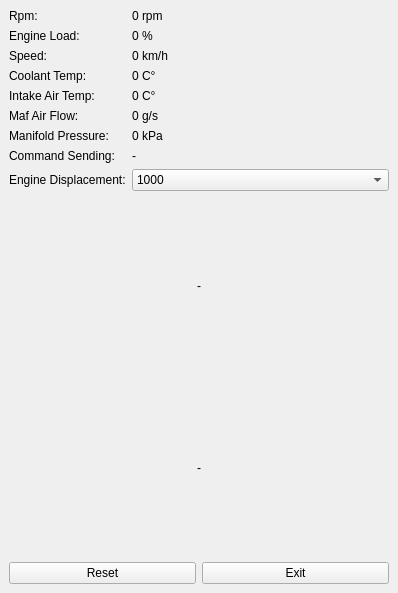
This is obdscan.ui in takyonxxx/Elm327_Wifi_Obd2_Qt_Project as Qt 5 draws it before an edit. The edited form follows.
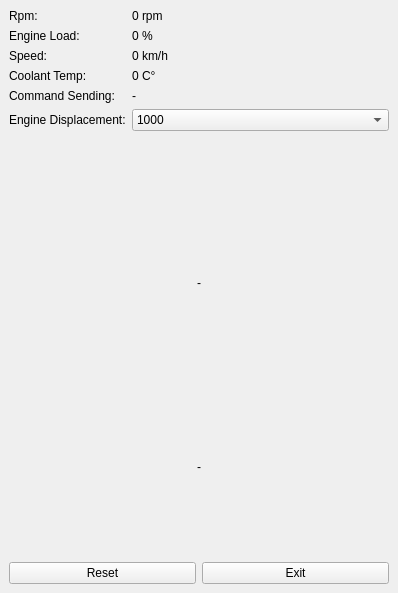
This is the edited form.

What changed in the file:
```diff
--- a/obdscan.ui
+++ b/obdscan.ui
@@ -82,70 +82,31 @@
          </widget>
         </item>
         <item row="4" column="0">
-         <widget class="QLabel" name="labelIntakeAirTempTitle">
-          <property name="text">
-           <string>Intake Air Temp:</string>
-          </property>
-         </widget>
-        </item>
-        <item row="4" column="1">
-         <widget class="QLabel" name="labelIntakeAirTemp">
-          <property name="text">
-           <string>0 C°</string>
-          </property>
-         </widget>
-        </item>
-        <item row="5" column="0">
-         <widget class="QLabel" name="labelMafAirFlowTitle">
-          <property name="text">
-           <string>Maf Air Flow:</string>
-          </property>
-         </widget>
-        </item>
-        <item row="5" column="1">
-         <widget class="QLabel" name="labelMafAirFlow">
-          <property name="text">
-           <string>0 g/s</string>
-          </property>
-         </widget>
-        </item>
-        <item row="6" column="0">
-         <widget class="QLabel" name="labelManifoldPressureTitle">
-          <property name="text">
-           <string>Manifold Pressure:</string>
-          </property>
-         </widget>
-        </item>
-        <item row="6" column="1">
-         <widget class="QLabel" name="labelManifoldPressure">
-          <property name="text">
-           <string>0 kPa</string>
-          </property>
-         </widget>
-        </item>
-        <item row="7" column="0">
          <widget class="QLabel" name="labelStatusTitle">
           <property name="text">
            <string>Command Sending:</string>
           </property>
          </widget>
         </item>
-        <item row="7" column="1">
+        <item row="4" column="1">
          <widget class="QLabel" name="labelStatus">
           <property name="text">
            <string>-</string>
           </property>
          </widget>
         </item>
-        <item row="8" column="0">
+        <item row="5" column="0">
          <widget class="QLabel" name="labelEngineDisplacement">
           <property name="text">
            <string>Engine Displacement:</string>
           </property>
          </widget>
         </item>
-        <item row="8" column="1">
+        <item row="5" column="1">
          <widget class="QComboBox" name="comboEngineDisplacement">
+          <property name="currentText">
+           <string>1000</string>
+          </property>
           <item>
            <property name="text">
             <string>1000</string>
```
Left out of the diff: 5 changed lines with no effect on the pictures.
